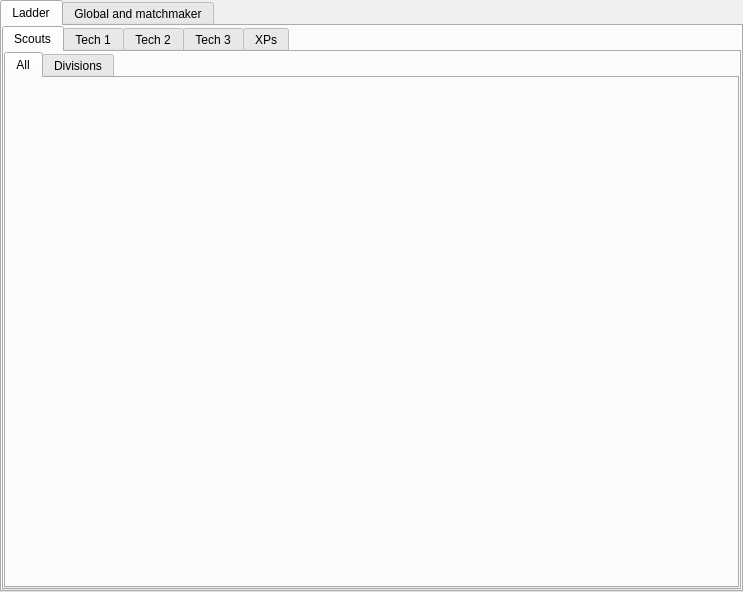
Qt form src/_res/stats/stats.ui (FAForever/client) before a commit.
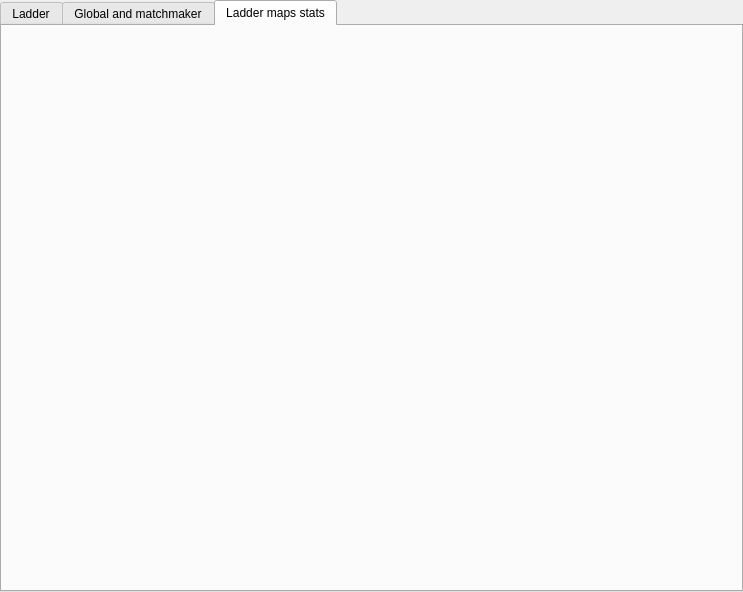
The same form after that commit. The open tabs and pages were chosen to show the change.

Commit message: Ladder map stats.

The edit to the form file:
```diff
--- a/src/_res/stats/stats.ui
+++ b/src/_res/stats/stats.ui
@@ -243,6 +243,12 @@
     </property>
    </layout>
   </widget>
+  <widget class="QWidget" name="laddermapTab">
+   <attribute name="title">
+    <string>Ladder maps stats</string>
+   </attribute>
+   <layout class="QGridLayout" name="gridLayout_18"/>
+  </widget>
  </widget>
  <resources/>
  <connections/>
```
The commit also changes 3 other files.
